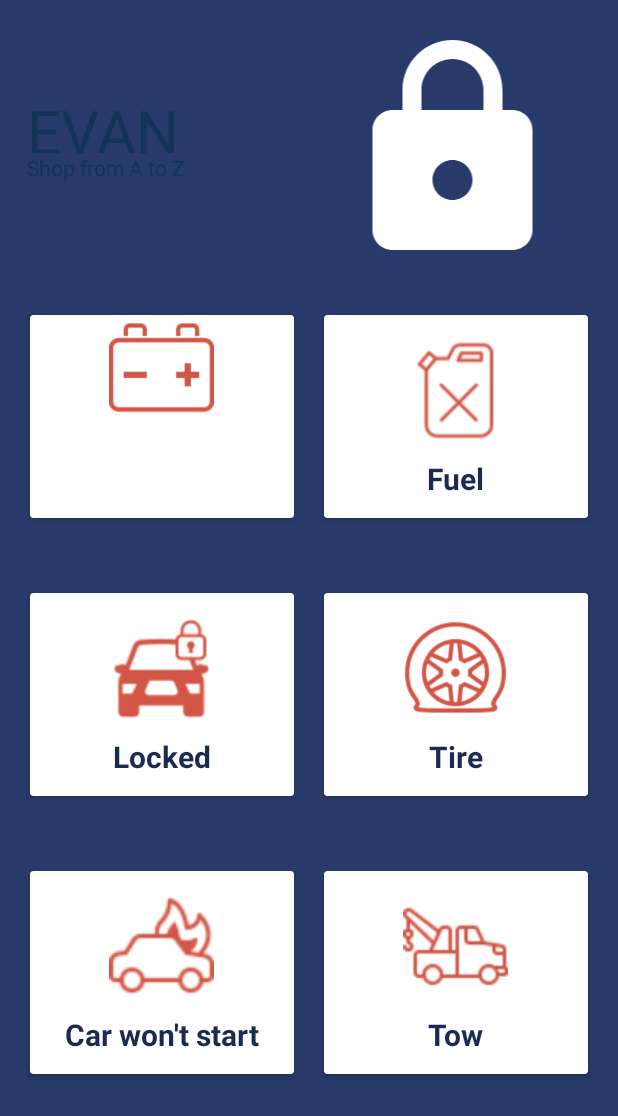
After one commit to radwanzoubi1/EVAN, an Android app: the homepage screen opened directly, with no data from a screen before it, on a phone screen of 412 x 824 dp. The commit adds this screen. Shown: the top 1116 px of the screen. Run offline under Robolectric (Android 15) with nearby library versions, the phone set to English and light mode, and no system bars.

Commit message:
//radwan

```diff
--- a/app/build.gradle
+++ b/app/build.gradle
@@ -32,6 +32,7 @@ dependencies {
 
     implementation 'com.android.support:appcompat-v7:28.0.0'
     implementation 'com.android.support.constraint:constraint-layout:2.0.4'
+    implementation 'com.android.support:recyclerview-v7:28.0.0'
     testImplementation 'junit:junit:4.13.2'
     androidTestImplementation 'com.android.support.test:runner:1.0.2'
     androidTestImplementation 'com.android.support.test.espresso:espresso-core:3.0.2'
--- a/app/src/main/java/com/example/myapplication/Splash_Screen.java
+++ b/app/src/main/java/com/example/myapplication/Splash_Screen.java
@@ -15,7 +15,7 @@ public class Splash_Screen extends AppCompatActivity {
             public void run(){
                 try {
                     sleep(2500);
-                    Intent intent = new Intent(getApplicationContext(), loginpage.class);
+                    Intent intent = new Intent(getApplicationContext(), MainActivity.class);
                     startActivity(intent);
                     finish();
                 } catch (InterruptedException e) {
--- /dev/null
+++ b/app/src/main/java/com/example/myapplication/homepage.java
@@ -0,0 +1,13 @@
+package com.example.myapplication;
+
+import android.support.v7.app.AppCompatActivity;
+import android.os.Bundle;
+
+public class homepage extends AppCompatActivity {
+
+    @Override
+    protected void onCreate(Bundle savedInstanceState) {
+        super.onCreate(savedInstanceState);
+        setContentView(R.layout.activity_homepage);
+    }
+}
--- /dev/null
+++ b/app/src/main/res/layout/activity_homepage.xml
@@ -0,0 +1,295 @@
+<?xml version="1.0" encoding="utf-8"?>
+<ScrollView
+    xmlns:android="http://schemas.android.com/apk/res/android"
+    xmlns:app="http://schemas.android.com/apk/res-auto"
+    xmlns:tools="http://schemas.android.com/tools"
+    android:layout_width="match_parent"
+    android:layout_height="match_parent"
+    tools:context=".MainActivity"
+    android:background="#273a69">
+
+    <android.support.constraint.ConstraintLayout
+        android:layout_width="match_parent"
+        android:layout_height="wrap_content"
+        android:id="@+id/constraintLayout"
+        android:layout_marginTop="20dp">
+
+        <TextView
+            android:layout_width="0dp"
+            android:layout_height="42dp"
+            android:id="@+id/evan"
+            android:text="EVAN"
+            android:textSize="40sp"
+            android:textColor="#123456"
+            android:layout_marginStart="18dp"
+            android:layout_marginTop="40dp"
+
+            app:layout_constraintTop_toTopOf="parent"
+            app:layout_constraintStart_toStartOf="parent"
+            app:layout_constraintEnd_toStartOf="@+id/help_you"/>
+
+        <TextView
+            android:layout_width="0dp"
+            android:layout_height="wrap_content"
+            android:id="@+id/amazonDesc"
+            android:text="Shop from A to Z"
+            android:textSize="14sp"
+            android:layout_marginStart="18dp"
+            android:textColor="#123456"
+            app:layout_constraintStart_toStartOf="parent"
+            app:layout_constraintTop_toBottomOf="@id/evan"
+            app:layout_constraintEnd_toStartOf="@+id/help_you"/>
+
+        <ImageView
+            android:layout_width="0dp"
+            android:layout_height="160dp"
+            android:id="@+id/help_you"
+            android:src="@drawable/ic_baseline_lock_24"
+            app:layout_constraintTop_toTopOf="parent"
+            app:layout_constraintEnd_toEndOf="parent"
+            android:layout_marginEnd="16dp"
+            app:layout_constraintStart_toEndOf="@id/evan"
+            />
+
+        <LinearLayout
+            android:layout_width="0dp"
+            android:layout_height="175dp"
+            android:id="@+id/row1"
+            android:orientation="horizontal"
+            android:layout_marginTop="10dp"
+            android:padding="10dp"
+            app:layout_constraintHorizontal_bias="0.0"
+            app:layout_constraintStart_toStartOf="parent"
+            app:layout_constraintEnd_toEndOf="parent"
+            app:layout_constraintTop_toBottomOf="@id/help_you">
+
+            <android.support.v7.widget.CardView
+                android:layout_width="0dp"
+                android:layout_height="match_parent"
+                android:id="@+id/listCard"
+                android:layout_margin="10dp"
+                android:layout_weight="1">
+
+
+                <RelativeLayout
+                    android:layout_width="match_parent"
+                    android:layout_height="match_parent">
+
+                    <ImageView
+                        android:id="@+id/batteryImage"
+                        android:layout_width="70dp"
+                        android:layout_height="70dp"
+                        android:layout_centerHorizontal="true"
+                        android:src="@drawable/battery" />
+
+
+
+                </RelativeLayout>
+            </android.support.v7.widget.CardView>
+
+            <android.support.v7.widget.CardView
+                android:layout_width="0dp"
+                android:layout_height="match_parent"
+                android:layout_margin="10dp"
+                android:layout_weight="1"
+               >
+
+                <RelativeLayout
+                    android:layout_width="match_parent"
+                    android:layout_height="match_parent">
+
+                    <TextView
+                        android:id="@+id/fuelName"
+                        android:layout_width="wrap_content"
+                        android:layout_height="wrap_content"
+                        android:layout_below="@+id/fuelImage"
+                        android:layout_centerHorizontal="true"
+                        android:layout_marginTop="10dp"
+
+                        android:text="Fuel"
+                        android:textColor="#1b2a52"
+                        android:textSize="20sp"
+                        android:textStyle="bold" />
+
+                    <ImageView
+                        android:layout_width="70dp"
+                        android:layout_height="70dp"
+                        android:id="@+id/fuelImage"
+                        android:src="@drawable/fuel"
+                        android:layout_marginTop="15dp"
+                        android:layout_centerHorizontal="true"/>
+
+                </RelativeLayout>
+            </android.support.v7.widget.CardView>
+        </LinearLayout>
+
+        <LinearLayout
+            android:layout_width="0dp"
+            android:layout_height="175dp"
+            android:id="@+id/row2"
+            android:orientation="horizontal"
+            android:layout_marginTop="10dp"
+            android:padding="10dp"
+            app:layout_constraintHorizontal_bias="0.0"
+            app:layout_constraintStart_toStartOf="parent"
+            app:layout_constraintEnd_toEndOf="parent"
+            app:layout_constraintTop_toBottomOf="@id/row1">
+
+            <android.support.v7.widget.CardView
+                android:layout_width="0dp"
+                android:layout_height="match_parent"
+                android:layout_margin="10dp"
+                android:layout_weight="1"
+               >
+
+                <RelativeLayout
+                    android:layout_width="match_parent"
+                    android:layout_height="match_parent">
+
+                    <TextView
+                        android:id="@+id/homeName"
+                        android:layout_width="wrap_content"
+                        android:layout_height="wrap_content"
+                        android:layout_below="@+id/lockedImage"
+                        android:layout_centerHorizontal="true"
+                        android:layout_marginTop="10dp"
+
+                        android:text="Locked"
+                        android:textColor="#1b2a52"
+                        android:textSize="20sp"
+                        android:textStyle="bold" />
+
+                    <ImageView
+                        android:layout_width="70dp"
+                        android:layout_height="70dp"
+                        android:id="@+id/lockedImage"
+                        android:src="@drawable/locked"
+                        android:layout_marginTop="15dp"
+                        android:layout_centerHorizontal="true"/>
+
+                </RelativeLayout>
+            </android.support.v7.widget.CardView>
+
+            <android.support.v7.widget.CardView
+                android:layout_width="0dp"
+                android:layout_height="match_parent"
+                android:layout_margin="10dp"
+                android:layout_weight="1"
+                >
+
+                <RelativeLayout
+                    android:layout_width="match_parent"
+                    android:layout_height="match_parent">
+
+                    <TextView
+                        android:id="@+id/tireName"
+                        android:layout_width="wrap_content"
+                        android:layout_height="wrap_content"
+                        android:layout_below="@+id/tireImage"
+                        android:layout_centerHorizontal="true"
+                        android:layout_marginTop="10dp"
+
+                        android:text="Tire"
+                        android:textColor="#1b2a52"
+                        android:textSize="20sp"
+                        android:textStyle="bold" />
+
+                    <ImageView
+                        android:layout_width="70dp"
+                        android:layout_height="70dp"
+                        android:id="@+id/tireImage"
+                        android:src="@drawable/tire"
+                        android:layout_marginTop="15dp"
+                        android:layout_centerHorizontal="true"/>
+
+                </RelativeLayout>
+            </android.support.v7.widget.CardView>
+        </LinearLayout>
+
+        <LinearLayout
+            android:layout_width="0dp"
+            android:layout_height="175dp"
+            android:id="@+id/row3"
+            android:orientation="horizontal"
+            android:layout_marginTop="10dp"
+            android:padding="10dp"
+            app:layout_constraintHorizontal_bias="0.0"
+            app:layout_constraintStart_toStartOf="parent"
+            app:layout_constraintEnd_toEndOf="parent"
+            app:layout_constraintTop_toBottomOf="@id/row2">
+
+            <android.support.v7.widget.CardView
+                android:layout_width="0dp"
+                android:layout_height="match_parent"
+                android:layout_margin="10dp"
+                android:layout_weight="1"
+                >
+
+                <RelativeLayout
+                    android:layout_width="match_parent"
+                    android:layout_height="match_parent">
+
+                    <TextView
+                        android:id="@+id/startName"
+                        android:layout_width="wrap_content"
+                        android:layout_height="wrap_content"
+                        android:layout_below="@+id/startImage"
+                        android:layout_centerHorizontal="true"
+                        android:layout_marginTop="10dp"
+
+                        android:text="Car won't start"
+                        android:textColor="#1b2a52"
+                        android:textSize="20sp"
+                        android:textStyle="bold" />
+
+                    <ImageView
+                        android:layout_width="70dp"
+                        android:layout_height="70dp"
+                        android:id="@+id/startImage"
+                        android:src="@drawable/start"
+                        android:layout_marginTop="15dp"
+                        android:layout_centerHorizontal="true"/>
+
+                </RelativeLayout>
+            </android.support.v7.widget.CardView>
+
+            <android.support.v7.widget.CardView
+                android:layout_width="0dp"
+                android:layout_height="match_parent"
+                android:layout_margin="10dp"
+                android:layout_weight="1"
+               >
+
+                <RelativeLayout
+                    android:layout_width="match_parent"
+                    android:layout_height="match_parent">
+
+                    <TextView
+                        android:id="@+id/TowName"
+                        android:layout_width="wrap_content"
+                        android:layout_height="wrap_content"
+                        android:layout_below="@+id/towImage"
+                        android:layout_centerHorizontal="true"
+                        android:layout_marginTop="10dp"
+
+                        android:text="@string/tow"
+                        android:textColor="#1b2a52"
+                        android:textSize="20sp"
+                        android:textStyle="bold" />
+
+                    <ImageView
+                        android:layout_width="70dp"
+                        android:layout_height="70dp"
+                        android:id="@+id/towImage"
+                        android:src="@drawable/tow"
+                        android:layout_marginTop="15dp"
+                        android:layout_centerHorizontal="true"
+                         />
+
+                </RelativeLayout>
+            </android.support.v7.widget.CardView>
+        </LinearLayout>
+
+    </android.support.constraint.ConstraintLayout>
+
+</ScrollView>
--- a/app/src/main/res/values/strings.xml
+++ b/app/src/main/res/values/strings.xml
@@ -3,4 +3,5 @@
     <string name="click_here">
          <u>Click here</u>.
     </string>
+    <string name="tow">Tow</string>
 </resources>
```
Also changed, not shown: app/src/main/AndroidManifest.xml (+7 -0 lines), app/src/main/java/com/example/myapplication/MainActivity.java (+14 -0 lines), app/src/main/java/com/example/myapplication/loginpage.java (+17 -4 lines), app/src/main/res/layout/activity_loginpage.xml (+16 -7 lines), app/src/main/res/layout/activity_main.xml (+115 -1 lines), app/src/main/res/layout/activity_splash_screen.xml (+14 -0 lines), app/src/main/res/drawable-v24/battery.png (added), app/src/main/res/drawable-v24/fuel.png (added), app/src/main/res/drawable-v24/locked.png (added), app/src/main/res/drawable-v24/start.png (added), app/src/main/res/drawable-v24/tire.png (added), app/src/main/res/drawable-v24/tow.png (added).
